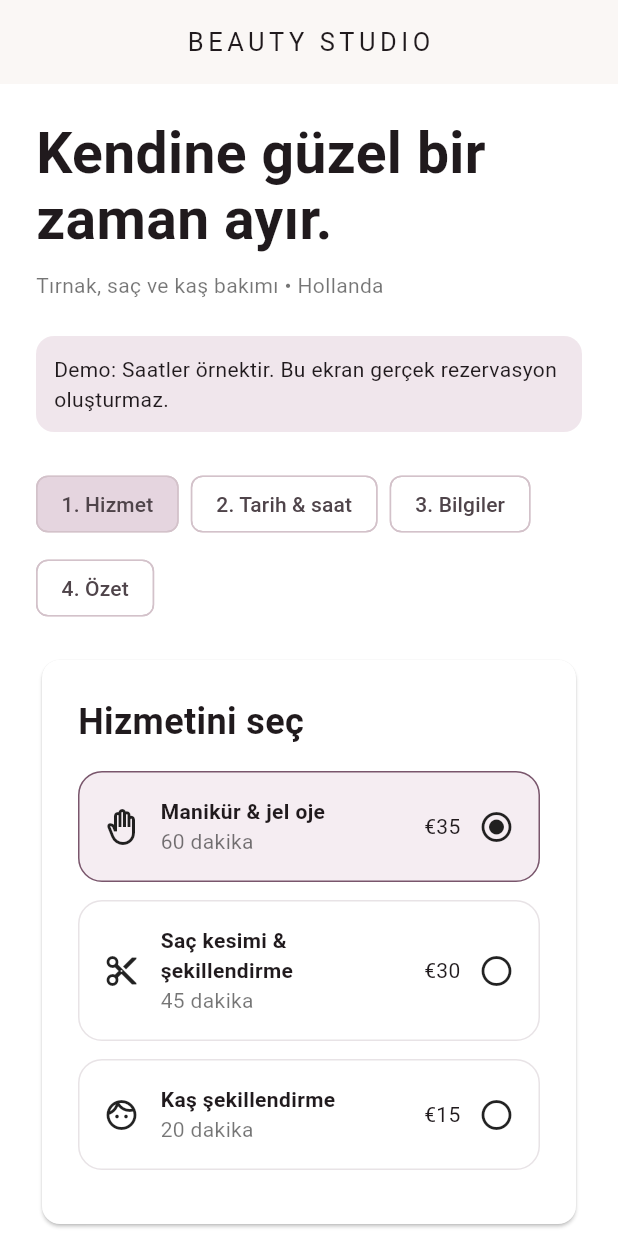
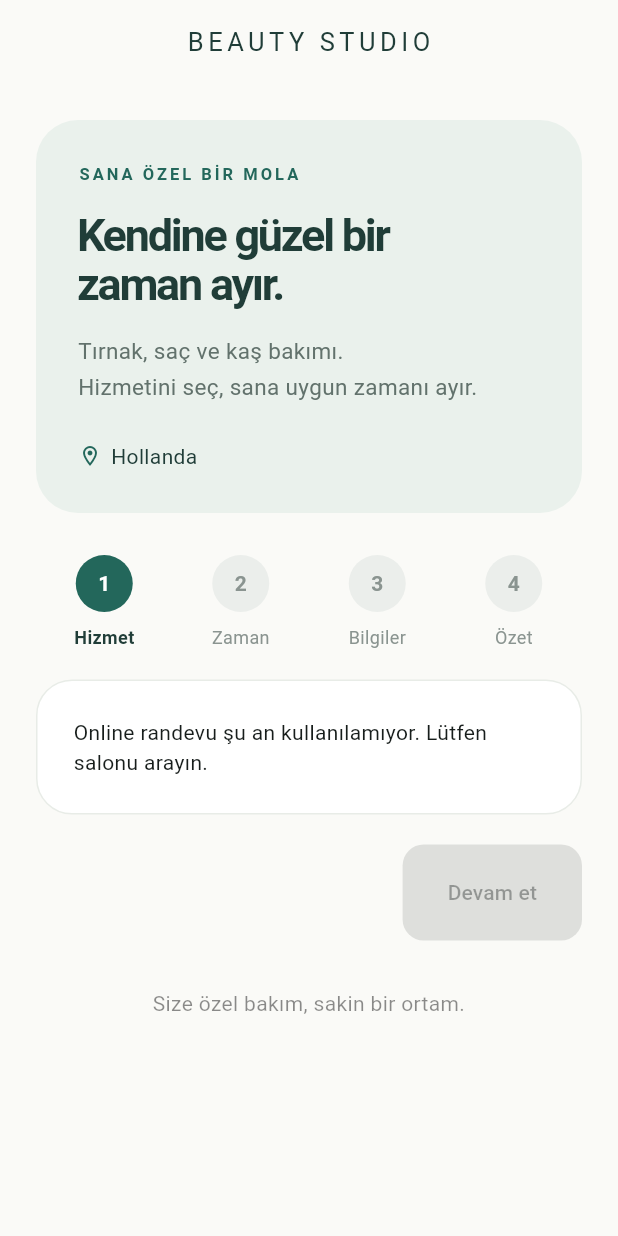
Before and after one commit to unalcan123/beauty-booking-app, a Flutter app: the screen it shows after launch, on a phone screen of 412 x 824 dp. Run offline on Flutter 3.47's test engine with Material 3 defaults, Android fonts, the phone set to English and light mode, and no system bars; our stand-ins replace supabase_flutter; accounts and stored records are empty.

Commit message:
Modern booking page design and no demo mode
- Cream/green theme, hero, step progress and new service cards
- Booking is unavailable instead of showing sample data without Supabase

Co-Authored-By: Claude Opus 5.5 <noreply@anthropic.com>

```diff
--- /dev/null
+++ b/lib/booking_design.dart
@@ -0,0 +1,73 @@
+import 'package:flutter/material.dart';
+
+const ink = Color(0xFF203D38);
+const accent = Color(0xFF23675B);
+
+class BookingHero extends StatelessWidget {
+  const BookingHero({super.key});
+  @override
+  Widget build(BuildContext context) => Container(
+    padding: const EdgeInsets.all(28),
+    decoration: BoxDecoration(color: const Color(0xFFEAF1EC), borderRadius: BorderRadius.circular(28)),
+    child: LayoutBuilder(builder: (context, box) => Row(children: [
+      Expanded(child: Column(crossAxisAlignment: CrossAxisAlignment.start, children: [
+        const Text('SANA ÖZEL BİR MOLA', style: TextStyle(color: accent, letterSpacing: 2, fontSize: 11, fontWeight: FontWeight.w700)),
+        const SizedBox(height: 16),
+        Text('Kendine güzel bir\nzaman ayır.', style: TextStyle(color: ink, fontSize: box.maxWidth < 500 ? 30 : 46, fontWeight: FontWeight.w600, height: 1.1, letterSpacing: -1.5)),
+        const SizedBox(height: 16),
+        const Text('Tırnak, saç ve kaş bakımı.\nHizmetini seç, sana uygun zamanı ayır.', style: TextStyle(color: Color(0xFF62726C), height: 1.6, fontSize: 15)),
+        const SizedBox(height: 24),
+        const Row(children: [Icon(Icons.location_on_outlined, size: 16, color: accent), SizedBox(width: 6), Text('Hollanda', style: TextStyle(color: ink))]),
+      ])),
+      if (box.maxWidth > 650) Container(width: 180, height: 180,
+        decoration: BoxDecoration(color: const Color(0xFFD7E5DB), borderRadius: BorderRadius.circular(90)),
+        child: const Icon(Icons.spa_outlined, size: 86, color: accent)),
+    ])),
+  );
+}
+
+class BookingProgress extends StatelessWidget {
+  final int step;
+  const BookingProgress({super.key, required this.step});
+  @override
+  Widget build(BuildContext context) => LayoutBuilder(builder: (context, box) => Row(
+    children: List.generate(4, (index) => Expanded(child: Row(children: [
+      Expanded(child: Column(children: [
+        AnimatedContainer(duration: const Duration(milliseconds: 200), width: 38, height: 38,
+          decoration: BoxDecoration(color: index <= step ? accent : const Color(0xFFEBEEEB), shape: BoxShape.circle),
+          child: Center(child: index < step ? const Icon(Icons.check, color: Colors.white, size: 18)
+            : Text('${index + 1}', style: TextStyle(color: index == step ? Colors.white : const Color(0xFF8A9490), fontWeight: FontWeight.w600)))),
+        const SizedBox(height: 8),
+        Text(['Hizmet', box.maxWidth < 420 ? 'Zaman' : 'Tarih & saat', 'Bilgiler', 'Özet'][index],
+          style: TextStyle(fontSize: 12, color: index <= step ? ink : const Color(0xFF8A9490), fontWeight: index == step ? FontWeight.w700 : FontWeight.w400)),
+      ])),
+    ]))),
+  ));
+}
+
+class ModernServiceTile extends StatelessWidget {
+  final String title, price;
+  final int minutes;
+  final IconData icon;
+  final bool selected;
+  final VoidCallback onTap;
+  const ModernServiceTile({super.key, required this.title, required this.price, required this.minutes,
+    required this.icon, required this.selected, required this.onTap});
+  @override
+  Widget build(BuildContext context) => Padding(padding: const EdgeInsets.only(bottom: 12),
+    child: Semantics(selected: selected, button: true, child: Material(color: Colors.transparent,
+      child: InkWell(onTap: onTap, borderRadius: BorderRadius.circular(18),
+        child: AnimatedContainer(duration: const Duration(milliseconds: 180), padding: const EdgeInsets.all(20),
+          decoration: BoxDecoration(color: selected ? const Color(0xFFF0F6F2) : Colors.white,
+            border: Border.all(color: selected ? accent : const Color(0xFFE5E9E5), width: selected ? 1.5 : 1), borderRadius: BorderRadius.circular(18)),
+          child: Row(children: [
+            Container(width: 52, height: 52, decoration: BoxDecoration(color: selected ? const Color(0xFFDDEBE1) : const Color(0xFFF3F3EF), borderRadius: BorderRadius.circular(15)), child: Icon(icon, color: accent, size: 26)),
+            const SizedBox(width: 16),
+            Expanded(child: Column(crossAxisAlignment: CrossAxisAlignment.start, children: [
+              Text(title, style: const TextStyle(fontSize: 16, fontWeight: FontWeight.w600, color: ink)),
+              const SizedBox(height: 7), Row(children: [const Icon(Icons.schedule, size: 14, color: Color(0xFF7D8983)), const SizedBox(width: 5), Text('$minutes dakika', style: const TextStyle(fontSize: 13, color: Color(0xFF7D8983)))]),
+            ])),
+            const SizedBox(width: 12), Text(price, style: const TextStyle(color: ink, fontWeight: FontWeight.w700, fontSize: 18)),
+            const SizedBox(width: 12), Icon(selected ? Icons.check_circle : Icons.radio_button_unchecked, color: selected ? accent : const Color(0xFFCAD2CD), size: 22),
+          ]))))));
+}
--- a/lib/booking_time_picker.dart
+++ b/lib/booking_time_picker.dart
@@ -32,7 +32,7 @@ class _BookingTimePickerState extends State<BookingTimePicker> {
   static String isoDate(DateTime d) => '${d.year}-${d.month.toString().padLeft(2, '0')}-${d.day.toString().padLeft(2, '0')}';
   // Free start times come from the server, which also enforces them when booking.
   Future<List<String>> loadSlots(DateTime d) async {
-    if (!backendConfigured) return List.generate(9, (i) => '${(i + 9).toString().padLeft(2, '0')}:00');
+    if (!backendConfigured) return const [];
     final rows = await Supabase.instance.client.rpc('get_available_slots', params: {'p_day': isoDate(d), 'p_service_id': widget.serviceId});
     return [for (final r in rows as List) r['slot'] as String];
   }
@@ -104,7 +104,7 @@ class _BookingTimePickerState extends State<BookingTimePicker> {
     }),
     const SizedBox(height: 22),
     Row(mainAxisAlignment: MainAxisAlignment.end, children: [const Icon(Icons.circle, size: 13, color: blue), const SizedBox(width: 6),
-      Text(backendConfigured ? 'Müsait saatler' : 'Örnek müsait saatler', style: const TextStyle(color: Colors.black54, fontSize: 12))]),
+      const Text('Müsait saatler', style: const TextStyle(color: Colors.black54, fontSize: 12))]),
   ]);
   }
   @override
--- a/lib/main.dart
+++ b/lib/main.dart
@@ -1,5 +1,6 @@
 import 'package:flutter/material.dart';
 import 'booking_time_picker.dart';
+import 'booking_design.dart';
 import 'admin_portal.dart';
 import 'cancel_page.dart';
 import 'package:supabase_flutter/supabase_flutter.dart';
@@ -17,8 +18,8 @@ class BeautyApp extends StatelessWidget {
     debugShowCheckedModeBanner: false,
     title: 'Beauty Studio',
     theme: ThemeData(useMaterial3: true,
-      colorScheme: ColorScheme.fromSeed(seedColor: const Color(0xFF79566C)),
-      scaffoldBackgroundColor: Colors.white),
+      colorScheme: ColorScheme.fromSeed(seedColor: accent),
+      scaffoldBackgroundColor: const Color(0xFFFAFAF7)),
     onGenerateRoute: (settings) => MaterialPageRoute(
       settings: settings,
       builder: (_) {
@@ -50,21 +51,16 @@ class BookingPage extends StatefulWidget {
 }
 
 class _BookingPageState extends State<BookingPage> {
-  // Demo fallback only; with a backend, names, durations and prices come from public.services
-  // (admins edit prices there) and the server uses its own values when booking.
-  static const demoServices = [
-    Service('manicure', 'Manikür & jel oje', 60, 35, Icons.back_hand_outlined),
-    Service('haircut', 'Saç kesimi & şekillendirme', 45, 30, Icons.content_cut),
-    Service('brows', 'Kaş şekillendirme', 20, 15, Icons.face_outlined),
-  ];
+  // Names, durations and prices come from public.services (admins edit prices there);
+  // the server uses its own values when booking. Without a backend, booking is unavailable.
   final form = GlobalKey<FormState>();
   final name = TextEditingController();
   final phone = TextEditingController();
   final email = TextEditingController();
-  List<Service> services = demoServices;
-  Service service = demoServices.first;
+  List<Service> services = const [];
+  Service service = const Service('', '', 0, 0, Icons.spa_outlined);
   bool servicesLoading = backendConfigured;
-  bool servicesFailed = false;
+  bool servicesFailed = !backendConfigured;
   DateTime? date;
   String? time;
   int step = 0;
@@ -99,7 +95,7 @@ class _BookingPageState extends State<BookingPage> {
   }
   String isoDate(DateTime d) => '${d.year}-${d.month.toString().padLeft(2, '0')}-${d.day.toString().padLeft(2, '0')}';
   Future<void> submit() async {
-    if (!backendConfigured) { setState(() => completed = true); return; }
+    if (!backendConfigured) return;
     setState(() => submitting = true);
     String? problem;
     try {
@@ -137,20 +133,15 @@ class _BookingPageState extends State<BookingPage> {
   @override
   Widget build(BuildContext context) => Scaffold(
     appBar: AppBar(title: const Text('BEAUTY STUDIO', style: TextStyle(letterSpacing: 3, fontSize: 17)),
-      backgroundColor: const Color(0xFFFAF7F5), centerTitle: true),
-    body: Center(child: ConstrainedBox(constraints: const BoxConstraints(maxWidth: 1200),
+      backgroundColor: const Color(0xFFFAFAF7), foregroundColor: ink, centerTitle: true, elevation: 0),
+    body: Center(child: ConstrainedBox(constraints: const BoxConstraints(maxWidth: 1100),
       child: ListView(padding: const EdgeInsets.all(24), children: [
-        const Text('Kendine güzel bir\nzaman ayır.', style: TextStyle(fontSize: 38, fontWeight: FontWeight.w600, height: 1.15)),
-        const SizedBox(height: 12),
-        const Text('Tırnak, saç ve kaş bakımı • Hollanda', style: TextStyle(color: Colors.black54)),
-        const SizedBox(height: 24),
-        if (!backendConfigured) ...[Container(padding: const EdgeInsets.all(12), decoration: BoxDecoration(color: const Color(0xFFF0E6EC), borderRadius: BorderRadius.circular(12)),
-          child: const Text('Demo: Saatler örnektir. Bu ekran gerçek rezervasyon oluşturmaz.')),
-        const SizedBox(height: 24)],
+        const BookingHero(),
+        const SizedBox(height: 28),
         if (completed) ...[
           const Icon(Icons.check_circle_outline, size: 64, color: Color(0xFF79566C)),
           const SizedBox(height: 16),
-          Text(backendConfigured ? 'Randevunuz alındı' : 'Rezervasyon önizlemesi hazır', textAlign: TextAlign.center, style: TextStyle(fontSize: 25)),
+          const Text('Randevunuz alındı', textAlign: TextAlign.center, style: TextStyle(fontSize: 25)),
           const SizedBox(height: 12),
           Text('${name.text}\n${service.name}\n${dateLabel(date!)} • $time\n${service.priceLabel}', textAlign: TextAlign.center),
           const SizedBox(height: 12),
@@ -163,14 +154,12 @@ class _BookingPageState extends State<BookingPage> {
           const SizedBox(height: 24),
           OutlinedButton(onPressed: () => setState(() { completed = false; cancelToken = null; step = 0; date = null; time = null; name.clear(); phone.clear(); email.clear(); }), child: const Text('Yeni randevu seç')),
         ] else ...[
-          Wrap(spacing: 8, runSpacing: 8, children: List.generate(4, (i) => Chip(
-            backgroundColor: i == step ? const Color(0xFFE5D5DF) : Colors.white,
-            label: Text('${i + 1}. ${['Hizmet', 'Tarih & saat', 'Bilgiler', 'Özet'][i]}')))),
+          BookingProgress(step: step),
           const SizedBox(height: 20),
-          Card(color: Colors.white, child: Padding(padding: const EdgeInsets.all(24), child: content())),
+          Container(padding: const EdgeInsets.all(24), decoration: BoxDecoration(color: Colors.white, borderRadius: BorderRadius.circular(24), border: Border.all(color: const Color(0xFFE8ECE7))), child: content()),
           const SizedBox(height: 20),
           Row(children: [if (step > 0) TextButton(onPressed: () => setState(() => step--), child: const Text('Geri')),
-            const Spacer(), FilledButton(onPressed: submitting ? null : next, child: Text(step == 3 ? (submitting ? 'Kaydediliyor…' : backendConfigured ? 'Randevuyu onayla' : 'Önizlemeyi tamamla') : 'Devam et'))]),
+            const Spacer(), FilledButton(style: FilledButton.styleFrom(padding: const EdgeInsets.symmetric(horizontal: 30, vertical: 22), backgroundColor: accent, shape: RoundedRectangleBorder(borderRadius: BorderRadius.circular(14))), onPressed: submitting || (step == 0 && (servicesLoading || servicesFailed || services.isEmpty)) ? null : next, child: Text(step == 3 ? (submitting ? 'Kaydediliyor…' : 'Randevuyu onayla') : 'Devam et'))]),
         ],
         const SizedBox(height: 32),
         const Text('Size özel bakım, sakin bir ortam.', textAlign: TextAlign.center, style: TextStyle(color: Colors.black45)),
@@ -179,19 +168,16 @@ class _BookingPageState extends State<BookingPage> {
 
   Widget content() {
     if (step == 0 && servicesLoading) return const Center(child: CircularProgressIndicator());
+    if (step == 0 && !backendConfigured) return const Text('Online randevu şu an kullanılamıyor. Lütfen salonu arayın.');
     if (step == 0 && (servicesFailed || services.isEmpty)) return Row(children: [const Expanded(child: Text('Hizmetler yüklenemedi.')),
       TextButton(onPressed: loadServices, child: const Text('Tekrar dene'))]);
     if (step == 0) return Column(crossAxisAlignment: CrossAxisAlignment.start, children: [
       const Text('Hizmetini seç', style: TextStyle(fontSize: 24, fontWeight: FontWeight.w600)),
       const SizedBox(height: 16),
-      ...services.map((s) => Padding(padding: const EdgeInsets.only(bottom: 12), child: InkWell(
-        borderRadius: BorderRadius.circular(16), onTap: () => setState(() => service = s),
-        child: Container(padding: const EdgeInsets.all(16), decoration: BoxDecoration(
-          borderRadius: BorderRadius.circular(16), color: service.id == s.id ? const Color(0xFFF5EDF2) : Colors.white,
-          border: Border.all(color: service.id == s.id ? const Color(0xFF79566C) : const Color(0xFFE8E3E6))),
-          child: Row(children: [Icon(s.icon), const SizedBox(width: 14), Expanded(child: Column(crossAxisAlignment: CrossAxisAlignment.start,
-            children: [Text(s.name, style: const TextStyle(fontWeight: FontWeight.w600)), Text('${s.minutes} dakika', style: const TextStyle(color: Colors.black54))])),
-            Text(s.priceLabel), const SizedBox(width: 12), Icon(service.id == s.id ? Icons.radio_button_checked : Icons.radio_button_off)])))))
+      ...services.map((s) => ModernServiceTile(
+        title: s.name, price: s.priceLabel, minutes: s.minutes, icon: s.icon,
+        selected: service.id == s.id, onTap: () => setState(() => service = s),
+      )),
     ]);
     if (step == 1) return BookingTimePicker(
       serviceId: service.id, service: service.name, minutes: service.minutes, price: service.price,
@@ -218,7 +204,7 @@ class _BookingPageState extends State<BookingPage> {
       Text('${dateLabel(date!)} • $time • Europe/Amsterdam'),
       const SizedBox(height: 16), Text(name.text), Text(phone.text), Text(email.text),
       const SizedBox(height: 20),
-      Text(backendConfigured ? 'Onayladığınızda saat tekrar kontrol edilir ve sizin için ayrılır.' : 'Bu demo yalnızca seçiminizi gösterir. Gerçek rezervasyon için müsaitlik kontrolü ve kayıt sistemi bağlanmalıdır.'),
+      const Text('Onayladığınızda saat tekrar kontrol edilir ve sizin için ayrılır.'),
     ]);
   }
 }
--- a/pubspec.yaml
+++ b/pubspec.yaml
@@ -1,5 +1,5 @@
-name: beauty_booking_demo
-description: Beauty appointment booking demo
+name: beauty_booking
+description: Beauty Studio online appointment booking
 publish_to: none
 version: 1.0.0+1
 environment:
```
Also changed, not shown: 1 other file.
